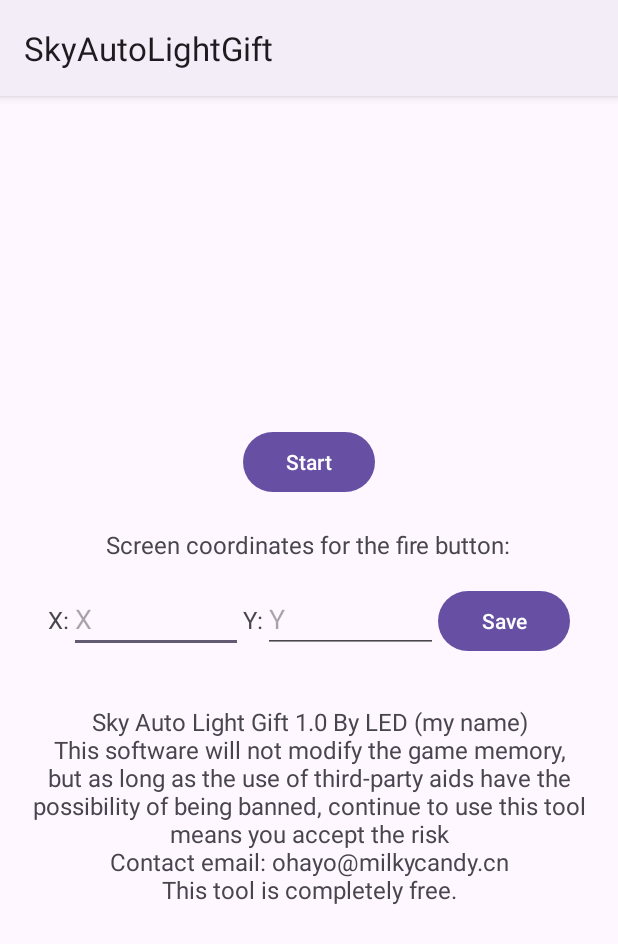
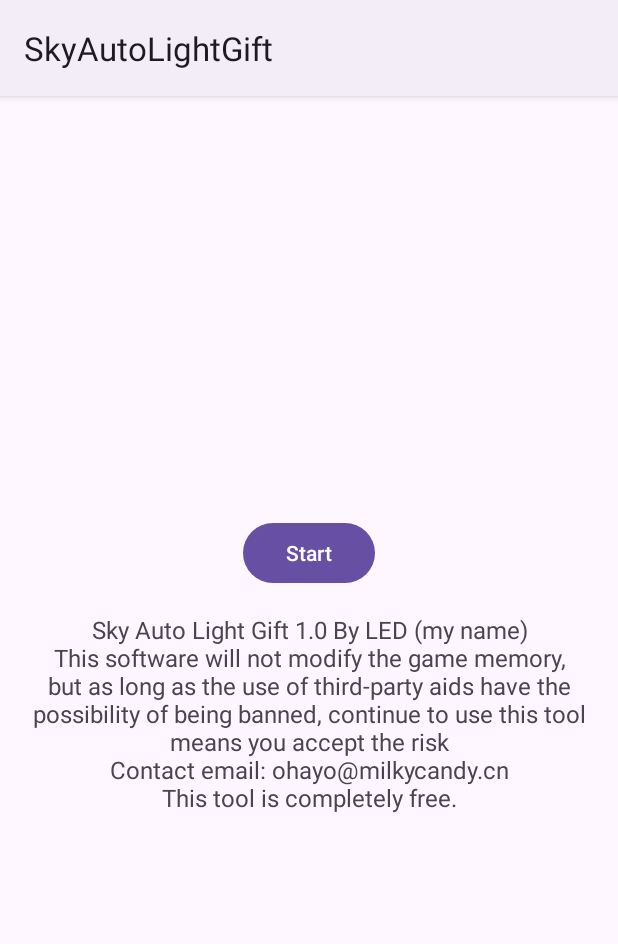
Before and after one commit to milkycandy/SkyAutoLightGift, an Android app: the screen it shows after launch (MainActivity), on a phone screen of 412 x 824 dp. Shown: the top 944 px of the screen. Run offline under Robolectric (Android 15) with nearby library versions, the light colour scheme and no system bars.

Commit message:
改为使用ESP32模拟手柄以完成送火和返回星盘操作，改善了速度。

```diff
--- a/app/build.gradle.kts
+++ b/app/build.gradle.kts
@@ -42,6 +42,7 @@ dependencies {
     implementation(libs.material)
     implementation(libs.androidx.activity)
     implementation(libs.androidx.constraintlayout)
+    implementation("com.squareup.okhttp3:okhttp:4.12.0")
     testImplementation(libs.junit)
     androidTestImplementation(libs.androidx.junit)
     androidTestImplementation(libs.androidx.espresso.core)
--- a/app/src/main/AndroidManifest.xml
+++ b/app/src/main/AndroidManifest.xml
@@ -3,6 +3,7 @@
     xmlns:tools="http://schemas.android.com/tools">
 
     <uses-permission android:name="android.permission.SYSTEM_ALERT_WINDOW" />
+    <uses-permission android:name="android.permission.INTERNET" />
 
     <application
         android:allowBackup="true"
@@ -13,6 +14,7 @@
         android:roundIcon="@mipmap/ic_launcher_round"
         android:supportsRtl="true"
         android:theme="@style/Theme.SkyAutoLighting"
+        android:usesCleartextTraffic="true"
         tools:targetApi="31">
         <activity
             android:name=".MainActivity"
--- a/app/src/main/java/cn/milkycandy/skyautolighting/MainActivity.kt
+++ b/app/src/main/java/cn/milkycandy/skyautolighting/MainActivity.kt
@@ -23,17 +23,8 @@ class MainActivity : AppCompatActivity() {
         super.onCreate(savedInstanceState)
         setContentView(R.layout.activity_main)
 
-        editTextX = findViewById(R.id.editTextX)
-        editTextY = findViewById(R.id.editTextY)
-        findViewById<Button>(R.id.buttonSave).setOnClickListener {
-            saveCoordinates()
-        }
-
-        loadCoordinates()
-
         findViewById<Button>(R.id.start_button).setOnClickListener {
             // Check if coordinates are saved
-            if (loadCoordinates()) {
                 // 检查无障碍服务和悬浮窗权限是否启用
                 if (isAccessibilityServiceEnabled(this, MyAccessibilityService::class.java)) {
                     if (checkOverlayPermission()) {
@@ -58,41 +49,6 @@ class MainActivity : AppCompatActivity() {
                 } else {
                     showAccessibilityServiceDialog()
                 }
-            } else {
-                Toast.makeText(this, getString(R.string.enter_coordinates_first), Toast.LENGTH_SHORT).show()
-            }
-        }
-    }
-
-    // 保存送火键坐标
-    private fun saveCoordinates() {
-        val xCoordinate = editTextX.text.toString()
-        val yCoordinate = editTextY.text.toString()
-
-        if (xCoordinate.isNotEmpty() && yCoordinate.isNotEmpty()) {
-            val sharedPref = getSharedPreferences("SkySharedPreferences", Context.MODE_PRIVATE)
-            val editor = sharedPref.edit()
-            editor.putString("xCoordinate", xCoordinate)
-            editor.putString("yCoordinate", yCoordinate)
-            editor.apply()
-            Toast.makeText(this, getString(R.string.coordinate_saved), Toast.LENGTH_SHORT).show()
-        } else {
-            Toast.makeText(this, "X和Y坐标都要输入", Toast.LENGTH_SHORT).show()
-        }
-    }
-
-    // 加载送火键坐标
-    private fun loadCoordinates(): Boolean {
-        val sharedPref = getSharedPreferences("SkySharedPreferences", Context.MODE_PRIVATE)
-        val xCoordinate = sharedPref.getString("xCoordinate", "")
-        val yCoordinate = sharedPref.getString("yCoordinate", "")
-
-        if (!xCoordinate.isNullOrEmpty() && !yCoordinate.isNullOrEmpty()) {
-            editTextX.setText(xCoordinate)
-            editTextY.setText(yCoordinate)
-            return true
-        } else {
-            return false
         }
     }
 
--- a/app/src/main/res/layout/activity_main.xml
+++ b/app/src/main/res/layout/activity_main.xml
@@ -13,58 +13,6 @@
         android:layout_height="wrap_content"
         android:text="@string/start" />
 
-    <TextView
-        android:layout_width="wrap_content"
-        android:layout_height="wrap_content"
-        android:layout_marginTop="20dp"
-        android:text="@string/coordinate_of_send_fire"
-        android:textSize="16sp" />
-
-    <LinearLayout
-        android:layout_width="match_parent"
-        android:layout_height="wrap_content"
-        android:orientation="horizontal"
-        android:padding="16dp">
-
-        <TextView
-            android:layout_width="wrap_content"
-            android:layout_height="wrap_content"
-            android:text="X:"
-            android:textSize="16sp"
-            tools:ignore="HardcodedText" />
-
-        <EditText
-            android:id="@+id/editTextX"
-            android:layout_width="0dp"
-            android:layout_height="wrap_content"
-            android:layout_weight="1"
-            android:hint="X"
-            android:inputType="number"
-            tools:ignore="HardcodedText" />
-
-        <TextView
-            android:layout_width="wrap_content"
-            android:layout_height="wrap_content"
-            android:text="Y:"
-            android:textSize="16sp"
-            tools:ignore="HardcodedText" />
-
-        <EditText
-            android:id="@+id/editTextY"
-            android:layout_width="0dp"
-            android:layout_height="wrap_content"
-            android:layout_weight="1"
-            android:hint="Y"
-            android:inputType="number"
-            tools:ignore="HardcodedText" />
-
-        <Button
-            android:id="@+id/buttonSave"
-            android:layout_width="wrap_content"
-            android:layout_height="wrap_content"
-            android:text="@string/save"/>
-    </LinearLayout>
-
 
     <TextView
         android:layout_width="wrap_content"
--- a/gradle/libs.versions.toml
+++ b/gradle/libs.versions.toml
@@ -1,5 +1,5 @@
 [versions]
-agp = "8.3.0"
+agp = "8.4.2"
 kotlin = "1.9.0"
 coreKtx = "1.12.0"
 junit = "4.13.2"
```
Also changed, not shown: app/src/main/java/cn/milkycandy/skyautolighting/FloatingWindowService.kt (+68 -82 lines), app/src/main/java/cn/milkycandy/skyautolighting/MyAccessibilityService.kt (+47 -21 lines), app/src/main/res/layout/floating_window.xml (+24 -4 lines), gradle/wrapper/gradle-wrapper.properties, 3 other files.
